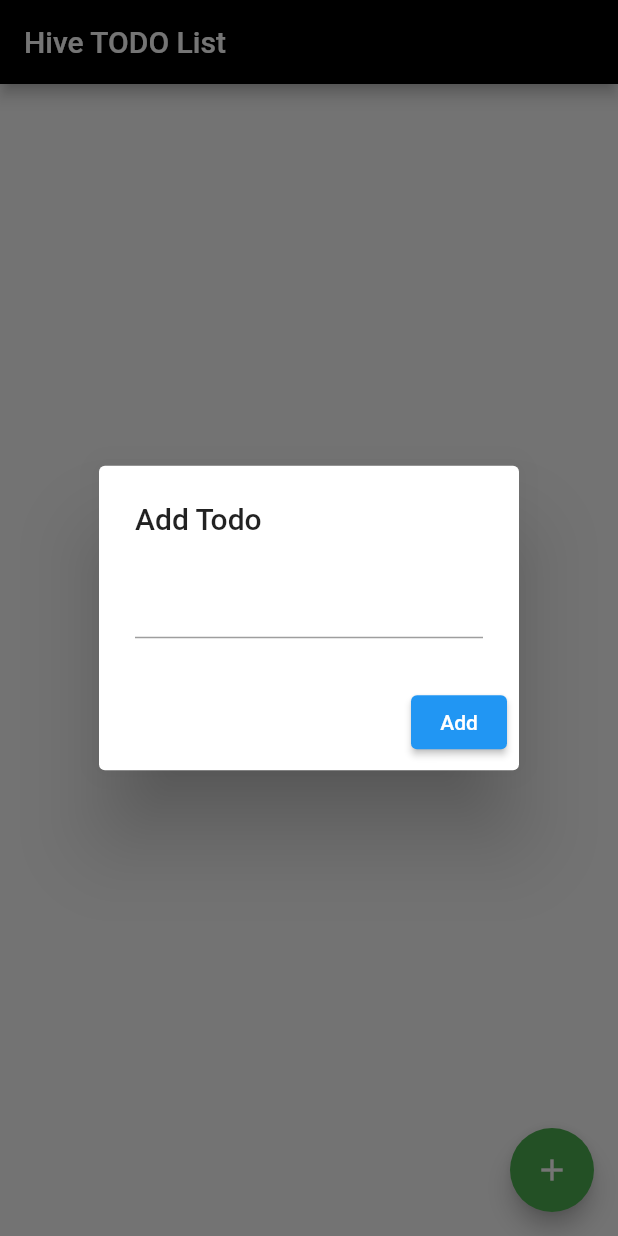
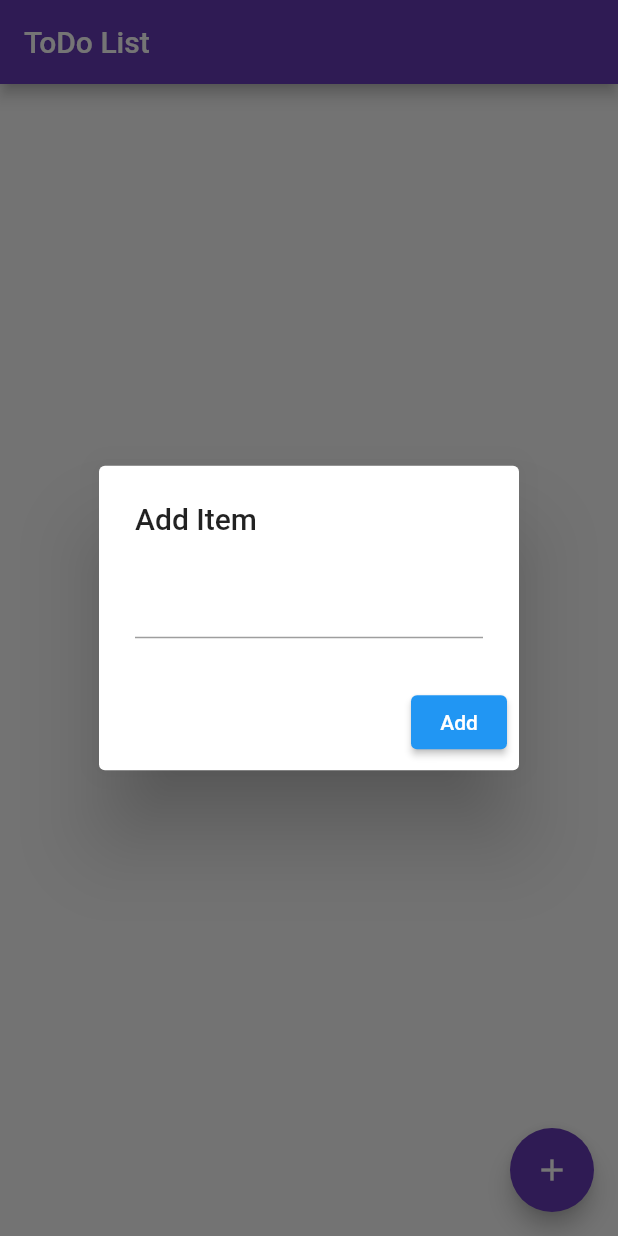
Before and after one commit to Justin-Bolivar/todo_application, a Flutter app: the screen it shows after launch, after a tap on the "add" icon, on a phone screen of 412 x 824 dp. Run offline on Flutter 3.47's test engine with Material 2 defaults, Android fonts, the phone set to English and light mode, and no system bars; our stand-ins replace hive, hive_flutter; accounts and stored records are empty.

Commit message:
Updated UI

```diff
--- a/lib/main.dart
+++ b/lib/main.dart
@@ -49,8 +49,8 @@ class _TodoListPageState extends State<TodoListPage> {
   Widget build(BuildContext context) {
     return Scaffold(
       appBar: AppBar(
-        title: const Text("Hive TODO List"),
-        backgroundColor: Colors.black,
+        title: const Text("ToDo List"),
+        backgroundColor: Colors.deepPurple,
       ),
       body: ValueListenableBuilder(
         valueListenable: Hive.box<TodoItem>('todoBox').listenable(),
@@ -79,13 +79,13 @@ class _TodoListPageState extends State<TodoListPage> {
         },
       ),
       floatingActionButton: FloatingActionButton(
-        backgroundColor: Colors.green,
+        backgroundColor: Colors.deepPurple,
         onPressed: () async {
           showDialog(
               context: context,
               builder: (context) {
                 return AlertDialog(
-                  title: Text('Add Todo'),
+                  title: Text('Add Item'),
                   content: TextField(
                     controller: _controller,
                   ),
```
